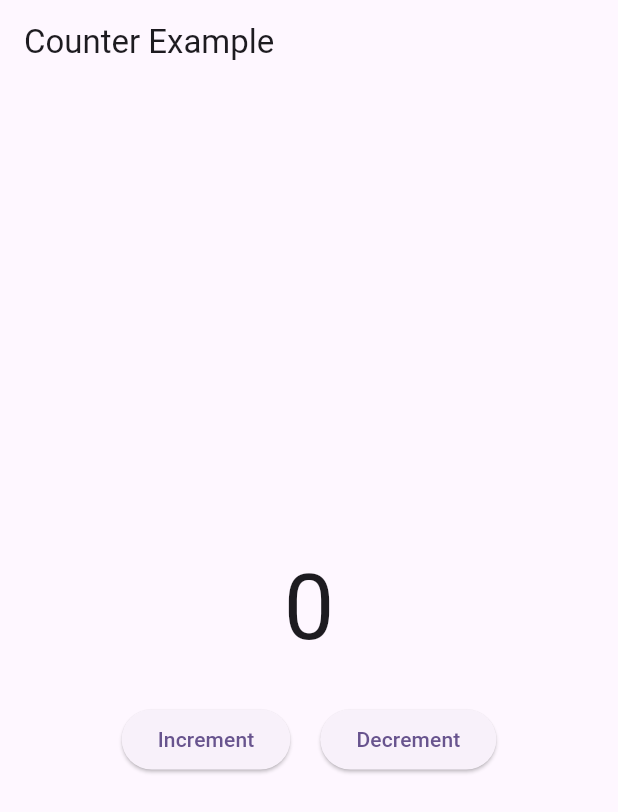
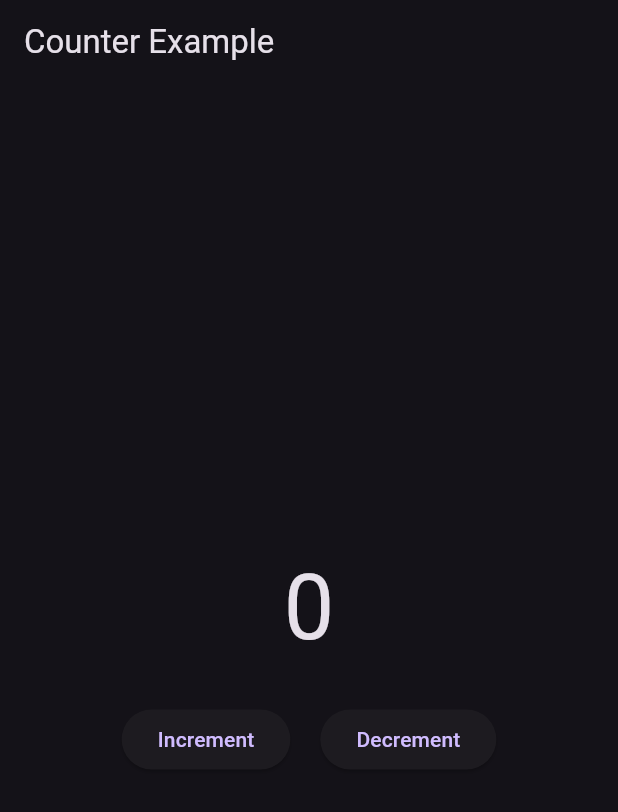
Before and after one commit to ahirlog/flutter_notes, a Flutter app: the screen it shows after launch, on a phone screen of 412 x 824 dp. Shown: the top 812 px of the screen. Run offline on Flutter 3.47's test engine with Material 3 defaults, Android fonts, the phone set to English and light mode, and no system bars; our stand-ins replace bloc, equatable, flutter_bloc, image_picker.

```diff
--- /dev/null
+++ b/lib/Utils/image_picker_utils.dart
@@ -0,0 +1,15 @@
+import 'package:image_picker/image_picker.dart';
+
+class ImagePickerUtils {
+  final ImagePicker _picker = ImagePicker();
+
+  Future<XFile?> cameraCapture() async {
+    final XFile? file = await _picker.pickImage(source: ImageSource.camera);
+    return file;
+  }
+
+  Future<XFile?> pickImageFromGallery() async {
+    final XFile? file = await _picker.pickImage(source: ImageSource.gallery);
+    return file;
+  }
+}
--- /dev/null
+++ b/lib/bloc/image_picker/image_picker_bloc.dart
@@ -0,0 +1,29 @@
+import 'package:bloc/bloc.dart';
+import 'package:equatable/equatable.dart';
+import 'package:flutter_notes/Utils/image_picker_utils.dart';
+import 'package:image_picker/image_picker.dart';
+
+part 'image_picker_event.dart';
+
+part 'image_picker_state.dart';
+
+class ImagePickerBloc extends Bloc<ImagePickerEvent, ImagePickerState> {
+  final ImagePickerUtils imagePickerUtils;
+
+  ImagePickerBloc(this.imagePickerUtils) : super(const ImagePickerState()) {
+    on<CameraCapture>(_cameraCapture);
+    on<GalleryPicker>(_galleryPicker);
+  }
+
+  void _cameraCapture(
+      CameraCapture event, Emitter<ImagePickerState> emit) async {
+    XFile? file = await imagePickerUtils.cameraCapture();
+    emit(state.copyWith(file: file));
+  }
+
+  void _galleryPicker(
+      GalleryPicker event, Emitter<ImagePickerState> emit) async {
+    XFile? file = await imagePickerUtils.pickImageFromGallery();
+    emit(state.copyWith(file: file));
+  }
+}
--- /dev/null
+++ b/lib/bloc/image_picker/image_picker_event.dart
@@ -0,0 +1,12 @@
+part of 'image_picker_bloc.dart';
+
+abstract class ImagePickerEvent extends Equatable {
+  const ImagePickerEvent();
+
+  @override
+  List<Object> get props => [];
+}
+
+class CameraCapture extends ImagePickerEvent {}
+
+class GalleryPicker extends ImagePickerEvent {}
--- /dev/null
+++ b/lib/bloc/image_picker/image_picker_state.dart
@@ -0,0 +1,15 @@
+part of 'image_picker_bloc.dart';
+
+class ImagePickerState extends Equatable {
+  final XFile? file;
+
+  const ImagePickerState({this.file});
+
+  ImagePickerState copyWith({XFile? file}) {
+    return ImagePickerState(file: file ?? this.file);
+  }
+
+  @override
+  // TODO: implement props
+  List<Object?> get props => [file];
+}
--- a/lib/main.dart
+++ b/lib/main.dart
@@ -1,6 +1,8 @@
 import 'package:flutter/material.dart';
 import 'package:flutter_bloc/flutter_bloc.dart';
+import 'package:flutter_notes/Utils/image_picker_utils.dart';
 import 'package:flutter_notes/bloc/counter/counter_bloc.dart';
+import 'package:flutter_notes/bloc/image_picker/image_picker_bloc.dart';
 import 'package:flutter_notes/ui/counter/counter_screen.dart';
 
 void main() {
@@ -10,18 +12,22 @@ void main() {
 class MyApp extends StatelessWidget {
   const MyApp({super.key});
 
+  // This widget is the root of your application.
   @override
   Widget build(BuildContext context) {
-    return BlocProvider(
-      create: (_) => CounterBloc(),
-      child: MaterialApp(
-        title: 'Flutter Demo',
-        theme: ThemeData(
-          colorScheme: ColorScheme.fromSeed(seedColor: Colors.deepPurple),
-          useMaterial3: true,
-        ),
-        home: CounterScreen(),
-      ),
-    );
+    return MultiBlocProvider(
+        providers: [
+          BlocProvider(create: (_) => CounterBloc()),
+          BlocProvider(create: (_) => ImagePickerBloc(ImagePickerUtils())),
+        ],
+        child: MaterialApp(
+          title: 'Flutter Demo',
+          themeMode: ThemeMode.dark,
+          theme: ThemeData(
+            brightness: Brightness.dark,
+            primarySwatch: Colors.blue,
+          ),
+          home: const CounterScreen(),
+        ));
   }
 }
--- a/pubspec.yaml
+++ b/pubspec.yaml
@@ -14,6 +14,7 @@ dependencies:
   flutter_bloc: ^9.1.1
   bloc: ^9.0.0
   equatable: ^2.0.7
+  image_picker:
 
 dev_dependencies:
   flutter_test:
```
Also changed, not shown: lib/ui/image_picker/image_picker_screen.dart (added, +42 -0 lines), pubspec.lock, 3 other files.
